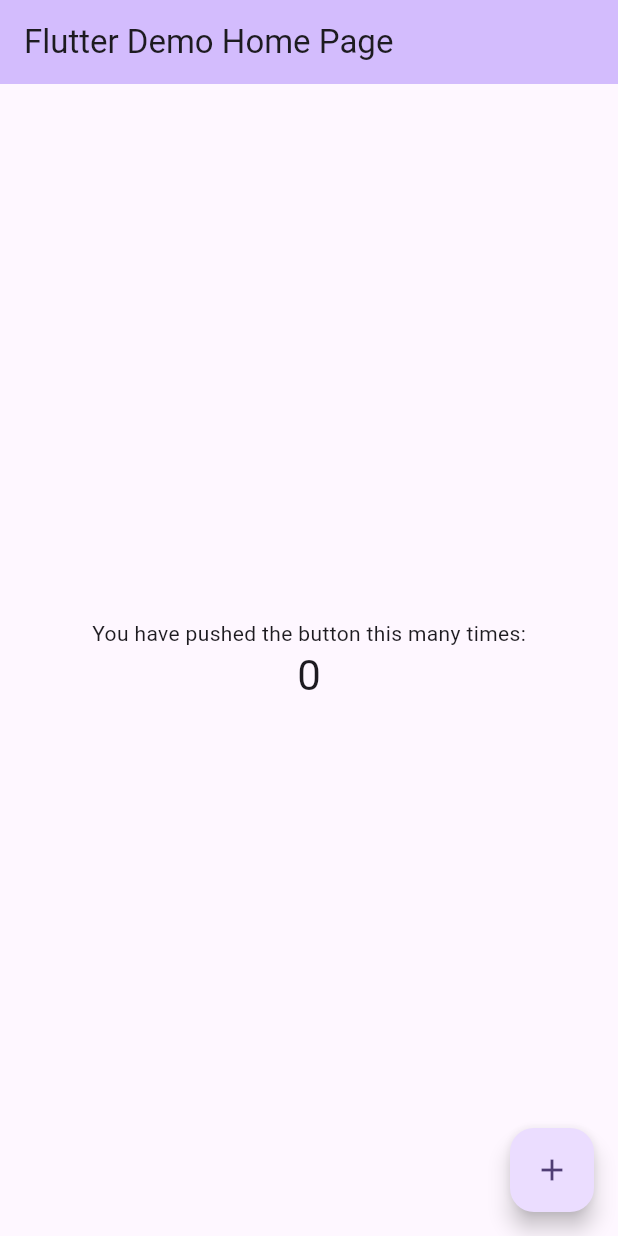
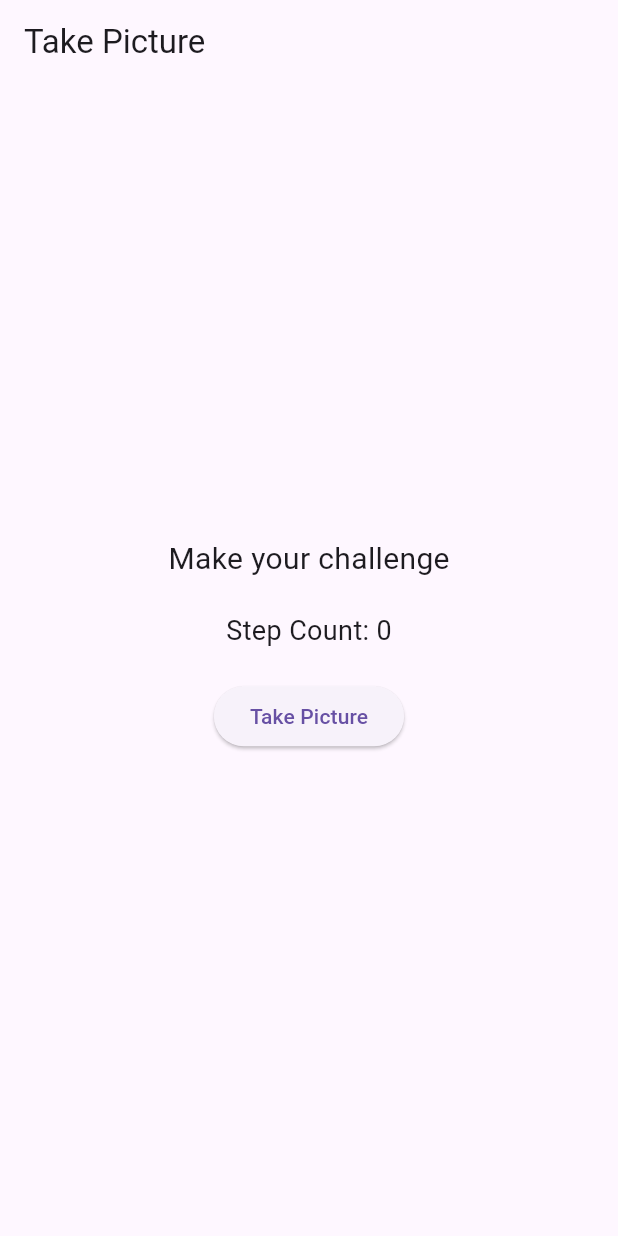
Before and after one commit to basselnseir/stepit, a Flutter app: the screen it shows after launch, on a phone screen of 412 x 824 dp. Run offline on Flutter 3.47's test engine with Material 3 defaults, Android fonts, the light colour scheme and no system bars; our stand-ins replace camera, pedometer.

Commit message:
Add first version of take picture screen

```diff
--- a/lib/main.dart
+++ b/lib/main.dart
@@ -1,4 +1,6 @@
 import 'package:flutter/material.dart';
+import 'package:stepit/pages/take_picture.dart';
+
 
 void main() {
   runApp(const MyApp());
@@ -10,116 +12,11 @@
   // This widget is the root of your application.
   @override
   Widget build(BuildContext context) {
-    return MaterialApp(
-      title: 'Flutter Demo',
-      theme: ThemeData(
-        // This is the theme of your application.
-        //
-        // TRY THIS: Try running your application with "flutter run". You'll see
-        // the application has a purple toolbar. Then, without quitting the app,
-        // try changing the seedColor in the colorScheme below to Colors.green
-        // and then invoke "hot reload" (save your changes or press the "hot
-        // reload" button in a Flutter-supported IDE, or press "r" if you used
-        // the command line to start the app).
-        //
-        // Notice that the counter didn't reset back to zero; the application
-        // state is not lost during the reload. To reset the state, use hot
-        // restart instead.
-        //
-        // This works for code too, not just values: Most code changes can be
-        // tested with just a hot reload.
-        colorScheme: ColorScheme.fromSeed(seedColor: Colors.deepPurple),
-        useMaterial3: true,
-      ),
-      home: const MyHomePage(title: 'Flutter Demo Home Page'),
+    return const MaterialApp(
+      debugShowCheckedModeBanner: false,
+      home: TakePictureScreen(),
+      // TODO: change TakePicturePage to HomePage
+      // TODO: Add theme:, Learn themes
     );
   }
 }
-
-class MyHomePage extends StatefulWidget {
-  const MyHomePage({super.key, required this.title});
-
-  // This widget is the home page of your application. It is stateful, meaning
-  // that it has a State object (defined below) that contains fields that affect
-  // how it looks.
-
-  // This class is the configuration for the state. It holds the values (in this
-  // case the title) provided by the parent (in this case the App widget) and
-  // used by the build method of the State. Fields in a Widget subclass are
-  // always marked "final".
-
-  final String title;
-
-  @override
-  State<MyHomePage> createState() => _MyHomePageState();
-}
-
-class _MyHomePageState extends State<MyHomePage> {
-  int _counter = 0;
-
-  void _incrementCounter() {
-    setState(() {
-      // This call to setState tells the Flutter framework that something has
-      // changed in this State, which causes it to rerun the build method below
-      // so that the display can reflect the updated values. If we changed
-      // _counter without calling setState(), then the build method would not be
-      // called again, and so nothing would appear to happen.
-      _counter++;
-    });
-  }
-
-  @override
-  Widget build(BuildContext context) {
-    // This method is rerun every time setState is called, for instance as done
-    // by the _incrementCounter method above.
-    //
-    // The Flutter framework has been optimized to make rerunning build methods
-    // fast, so that you can just rebuild anything that needs updating rather
-    // than having to individually change instances of widgets.
-    return Scaffold(
-      appBar: AppBar(
-        // TRY THIS: Try changing the color here to a specific color (to
-        // Colors.amber, perhaps?) and trigger a hot reload to see the AppBar
-        // change color while the other colors stay the same.
-        backgroundColor: Theme.of(context).colorScheme.inversePrimary,
-        // Here we take the value from the MyHomePage object that was created by
-        // the App.build method, and use it to set our appbar title.
-        title: Text(widget.title),
-      ),
-      body: Center(
-        // Center is a layout widget. It takes a single child and positions it
-        // in the middle of the parent.
-        child: Column(
-          // Column is also a layout widget. It takes a list of children and
-          // arranges them vertically. By default, it sizes itself to fit its
-          // children horizontally, and tries to be as tall as its parent.
-          //
-          // Column has various properties to control how it sizes itself and
-          // how it positions its children. Here we use mainAxisAlignment to
-          // center the children vertically; the main axis here is the vertical
-          // axis because Columns are vertical (the cross axis would be
-          // horizontal).
-          //
-          // TRY THIS: Invoke "debug painting" (choose the "Toggle Debug Paint"
-          // action in the IDE, or press "p" in the console), to see the
-          // wireframe for each widget.
-          mainAxisAlignment: MainAxisAlignment.center,
-          children: <Widget>[
-            const Text(
-              'You have pushed the button this many times:',
-            ),
-            Text(
-              '$_counter',
-              style: Theme.of(context).textTheme.headlineMedium,
-            ),
-          ],
-        ),
-      ),
-      floatingActionButton: FloatingActionButton(
-        onPressed: _incrementCounter,
-        tooltip: 'Increment',
-        child: const Icon(Icons.add),
-      ), // This trailing comma makes auto-formatting nicer for build methods.
-    );
-  }
-}
--- a/lib/pages/take_picture.dart
+++ b/lib/pages/take_picture.dart
@@ -0,0 +1,167 @@
+import 'dart:async';
+import 'dart:io';
+import 'package:flutter/material.dart';
+import 'package:pedometer/pedometer.dart';
+import 'package:camera/camera.dart';
+import 'package:path_provider/path_provider.dart';
+
+class TakePictureScreen extends StatefulWidget {
+  const TakePictureScreen({Key? key}) : super(key: key);
+
+  @override
+  _TakePictureScreenState createState() => _TakePictureScreenState();
+}
+
+class _TakePictureScreenState extends State<TakePictureScreen> {
+  String _stepCount = '0';
+  late Stream<StepCount> _stepCountStream;
+  late StreamSubscription<StepCount> _stepCountSubscription;
+
+  @override
+  void initState() {
+    super.initState();
+    _startPedometer();
+  }
+
+  @override
+  void dispose() {
+    _stopPedometer();
+    super.dispose();
+  }
+
+  void _startPedometer() {
+    _stepCountStream = Pedometer.stepCountStream;
+    _stepCountSubscription = _stepCountStream.listen((stepCount) {
+      setState(() {
+        _stepCount = stepCount.steps.toString();
+      });
+    });
+  }
+
+  void _stopPedometer() {
+    _stepCountSubscription.cancel();
+  }
+
+  @override
+  Widget build(BuildContext context) {
+    return Scaffold(
+      appBar: AppBar(
+        title: const Text('Take Picture'),
+      ),
+      body: Center(
+        child: Column(
+          mainAxisAlignment: MainAxisAlignment.center,
+          children: [
+            const Text(
+              'Make your challenge',
+              style: TextStyle(fontSize: 20),
+            ),
+            const SizedBox(height: 20),
+            Text(
+              'Step Count: $_stepCount',
+              style: const TextStyle(fontSize: 18),
+            ),
+            const SizedBox(height: 20),
+            ElevatedButton(
+              onPressed: () {
+                // Navigate to the screen with the camera opened
+                Navigator.push(
+                  context,
+                  MaterialPageRoute(
+                    builder: (context) => const CameraScreen(),
+                  ),
+                );
+              },
+              child: const Text('Take Picture'),
+            ),
+            const SizedBox(height: 20),
+            // Feed to show the picture taken by the user
+            // Implement your own logic to display the pictures
+          ],
+        ),
+      ),
+    );
+  }
+}
+
+class CameraScreen extends StatefulWidget {
+  const CameraScreen({Key? key}) : super(key: key);
+
+  @override
+  _CameraScreenState createState() => _CameraScreenState();
+}
+
+class _CameraScreenState extends State<CameraScreen> {
+  late CameraController _controller;
+  late Future<void> _initializeControllerFuture;
+
+  @override
+  void initState() {
+    super.initState();
+    _initializeControllerFuture = _initializeCamera();
+  }
+
+  Future<void> _initializeCamera() async {
+    final cameras = await availableCameras();
+    final firstCamera = cameras.first;
+
+    _controller = CameraController(
+      firstCamera,
+      ResolutionPreset.medium,
+    );
+
+    return _controller.initialize();
+  }
+
+  Future<void> _takePicture() async {
+    try {
+      final image = await _controller.takePicture();
+      final directory = await getTemporaryDirectory();
+      final imagePath = '${directory.path}/image.jpg';
+      final savedImage = await image.saveTo(imagePath);
+      // Do something with the saved image
+      print('Image saved to: $imagePath');
+    } catch (e) {
+      // Handle the error
+      print('Error taking picture: $e');
+    }
+  }
+
+  @override
+  Widget build(BuildContext context) {
+    return Scaffold(
+      appBar: AppBar(
+        title: const Text('Camera'),
+      ),
+      body: FutureBuilder<void>(
+        future: _initializeControllerFuture,
+        builder: (context, snapshot) {
+          if (snapshot.connectionState == ConnectionState.done) {
+            return Stack(
+              children: [
+                CameraPreview(_controller),
+                Positioned(
+                  bottom: 16,
+                  left: 16,
+                  right: 16,
+                  child: ElevatedButton(
+                    onPressed: _takePicture,
+                    child: const Text('Take Picture'),
+                  ),
+                ),
+              ],
+            );
+          } else {
+            return const Center(child: CircularProgressIndicator());
+          }
+        },
+      ),
+    );
+  }
+
+  @override
+  void dispose() {
+    _controller.dispose();
+    super.dispose();
+  }
+}
--- a/pubspec.yaml
+++ b/pubspec.yaml
@@ -30,6 +30,9 @@ environment:
 dependencies:
   flutter:
     sdk: flutter
+  camera: ^0.10.0+5
+  pedometer: ^4.0.1
+  path_provider: ^2.1.2
 
 
   # The following adds the Cupertino Icons font to your application.
```
Also changed, not shown: pubspec.lock, 8 other files.
